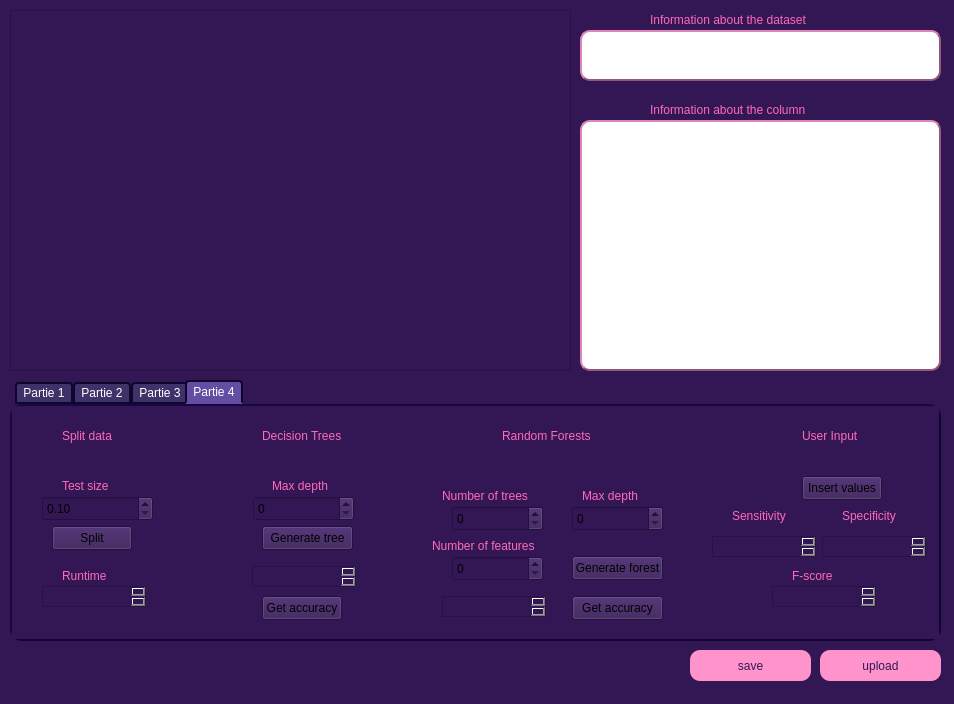
Before: the Qt Designer form PROJET_DM.ui in super-cinnamon/Projet_DM, drawn with Qt 5.
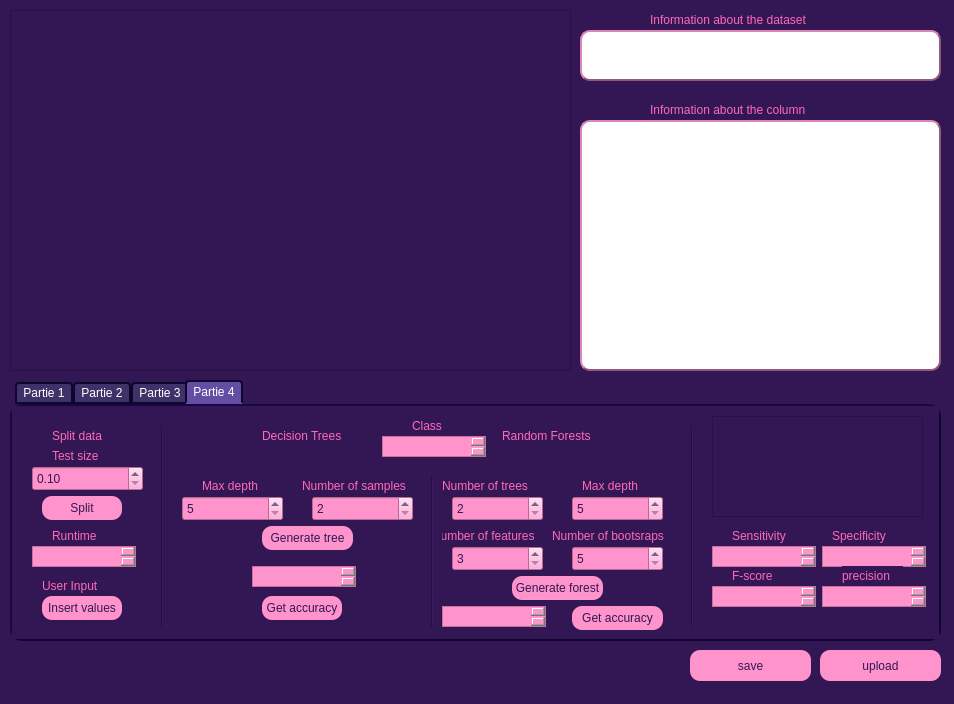
After: the same form once the commit is applied. Icons and pictures are not drawn.

Diff of the .ui file:
```diff
--- a/PROJET_DM.ui
+++ b/PROJET_DM.ui
@@ -1533,9 +1533,9 @@
      <widget class="QLabel" name="label_21">
       <property name="geometry">
        <rect>
-        <x>50</x>
+        <x>40</x>
         <y>20</y>
-        <width>121</width>
+        <width>71</width>
         <height>20</height>
        </rect>
       </property>
@@ -1550,12 +1550,16 @@
      <widget class="QDoubleSpinBox" name="split_spin">
       <property name="geometry">
        <rect>
-        <x>30</x>
-        <y>90</y>
+        <x>20</x>
+        <y>60</y>
         <width>111</width>
         <height>25</height>
        </rect>
       </property>
+      <property name="styleSheet">
+       <string notr="true">background-color:rgb(255, 147, 203);
+color: rgb(51, 23, 84);</string>
+      </property>
       <property name="minimum">
        <double>0.100000000000000</double>
       </property>
@@ -1569,8 +1573,8 @@
      <widget class="QLabel" name="label_22">
       <property name="geometry">
        <rect>
-        <x>50</x>
-        <y>70</y>
+        <x>40</x>
+        <y>40</y>
         <width>71</width>
         <height>20</height>
        </rect>
@@ -1586,12 +1590,27 @@
      <widget class="QPushButton" name="split_btn">
       <property name="geometry">
        <rect>
-        <x>40</x>
-        <y>120</y>
+        <x>30</x>
+        <y>90</y>
         <width>80</width>
         <height>24</height>
        </rect>
       </property>
+      <property name="styleSheet">
+       <string notr="true">QPushButton{
+	background-color:rgb(255, 147, 203);
+	border-radius:10px;
+	border-style:outset;
+	color: rgb(51, 23, 84);
+}
+QPushButton:hover {
+            background-color: rgb(246, 252, 126);
+        }
+QPushButton:focus {
+            background-color: rgb(90, 71, 173);
+        }
+</string>
+      </property>
       <property name="text">
        <string>Split</string>
       </property>
@@ -1599,17 +1618,24 @@
      <widget class="QSpinBox" name="max_depth_tree">
       <property name="geometry">
        <rect>
-        <x>241</x>
+        <x>170</x>
         <y>90</y>
         <width>101</width>
         <height>25</height>
        </rect>
       </property>
+      <property name="styleSheet">
+       <string notr="true">background-color:rgb(255, 147, 203);
+color: rgb(51, 23, 84);</string>
+      </property>
+      <property name="minimum">
+       <number>5</number>
+      </property>
      </widget>
      <widget class="QLabel" name="label_23">
       <property name="geometry">
        <rect>
-        <x>260</x>
+        <x>190</x>
         <y>70</y>
         <width>71</width>
         <height>20</height>
@@ -1632,6 +1658,21 @@
         <height>24</height>
        </rect>
       </property>
+      <property name="styleSheet">
+       <string notr="true">QPushButton{
+	background-color:rgb(255, 147, 203);
+	border-radius:10px;
+	border-style:outset;
+	color: rgb(51, 23, 84);
+}
+QPushButton:hover {
+            background-color: rgb(246, 252, 126);
+        }
+QPushButton:focus {
+            background-color: rgb(90, 71, 173);
+        }
+</string>
+      </property>
       <property name="text">
        <string>Generate tree</string>
       </property>
@@ -1645,6 +1686,21 @@
         <height>24</height>
        </rect>
       </property>
+      <property name="styleSheet">
+       <string notr="true">QPushButton{
+	background-color:rgb(255, 147, 203);
+	border-radius:10px;
+	border-style:outset;
+	color: rgb(51, 23, 84);
+}
+QPushButton:hover {
+            background-color: rgb(246, 252, 126);
+        }
+QPushButton:focus {
+            background-color: rgb(90, 71, 173);
+        }
+</string>
+      </property>
       <property name="text">
        <string>Get accuracy</string>
       </property>
@@ -1658,6 +1714,10 @@
         <height>21</height>
        </rect>
       </property>
+      <property name="styleSheet">
+       <string notr="true">background-color:rgb(255, 147, 203);
+color: rgb(51, 23, 84);</string>
+      </property>
       <property name="readOnly">
        <bool>true</bool>
       </property>
@@ -1683,7 +1743,7 @@
       <property name="geometry">
        <rect>
         <x>430</x>
-        <y>80</y>
+        <y>70</y>
         <width>111</width>
         <height>20</height>
        </rect>
@@ -1700,7 +1760,7 @@
       <property name="geometry">
        <rect>
         <x>570</x>
-        <y>80</y>
+        <y>70</y>
         <width>71</width>
         <height>20</height>
        </rect>
@@ -1717,7 +1777,7 @@
       <property name="geometry">
        <rect>
         <x>420</x>
-        <y>130</y>
+        <y>120</y>
         <width>131</width>
         <height>20</height>
        </rect>
@@ -1734,41 +1794,80 @@
       <property name="geometry">
        <rect>
         <x>440</x>
-        <y>100</y>
+        <y>90</y>
         <width>91</width>
         <height>25</height>
        </rect>
       </property>
+      <property name="styleSheet">
+       <string notr="true">background-color:rgb(255, 147, 203);
+color: rgb(51, 23, 84);</string>
+      </property>
+      <property name="minimum">
+       <number>2</number>
+      </property>
      </widget>
      <widget class="QSpinBox" name="max_depth_forest">
       <property name="geometry">
        <rect>
         <x>560</x>
-        <y>100</y>
+        <y>90</y>
         <width>91</width>
         <height>25</height>
        </rect>
       </property>
+      <property name="styleSheet">
+       <string notr="true">background-color:rgb(255, 147, 203);
+color: rgb(51, 23, 84);</string>
+      </property>
+      <property name="minimum">
+       <number>5</number>
+      </property>
      </widget>
      <widget class="QSpinBox" name="nb_features_forest">
       <property name="geometry">
        <rect>
         <x>440</x>
-        <y>150</y>
+        <y>140</y>
         <width>91</width>
         <height>25</height>
        </rect>
       </property>
+      <property name="styleSheet">
+       <string notr="true">background-color:rgb(255, 147, 203);
+color: rgb(51, 23, 84);</string>
+      </property>
+      <property name="minimum">
+       <number>3</number>
+      </property>
+      <property name="maximum">
+       <number>999999</number>
+      </property>
      </widget>
      <widget class="QPushButton" name="gen_forest">
       <property name="geometry">
        <rect>
-        <x>560</x>
-        <y>150</y>
+        <x>500</x>
+        <y>170</y>
         <width>91</width>
         <height>24</height>
        </rect>
       </property>
+      <property name="styleSheet">
+       <string notr="true">QPushButton{
+	background-color:rgb(255, 147, 203);
+	border-radius:10px;
+	border-style:outset;
+	color: rgb(51, 23, 84);
+}
+QPushButton:hover {
+            background-color: rgb(246, 252, 126);
+        }
+QPushButton:focus {
+            background-color: rgb(90, 71, 173);
+        }
+</string>
+      </property>
       <property name="text">
        <string>Generate forest</string>
       </property>
@@ -1777,21 +1876,40 @@
       <property name="geometry">
        <rect>
         <x>430</x>
-        <y>190</y>
+        <y>200</y>
         <width>104</width>
         <height>21</height>
        </rect>
       </property>
+      <property name="styleSheet">
+       <string notr="true">background-color:rgb(255, 147, 203);
+color: rgb(51, 23, 84);</string>
+      </property>
      </widget>
      <widget class="QPushButton" name="get_acc_forest">
       <property name="geometry">
        <rect>
         <x>560</x>
-        <y>190</y>
+        <y>200</y>
         <width>91</width>
         <height>24</height>
        </rect>
       </property>
+      <property name="styleSheet">
+       <string notr="true">QPushButton{
+	background-color:rgb(255, 147, 203);
+	border-radius:10px;
+	border-style:outset;
+	color: rgb(51, 23, 84);
+}
+QPushButton:hover {
+            background-color: rgb(246, 252, 126);
+        }
+QPushButton:focus {
+            background-color: rgb(90, 71, 173);
+        }
+</string>
+      </property>
       <property name="text">
        <string>Get accuracy</string>
       </property>
@@ -1799,8 +1917,8 @@
      <widget class="QLabel" name="label_28">
       <property name="geometry">
        <rect>
-        <x>790</x>
-        <y>20</y>
+        <x>30</x>
+        <y>170</y>
         <width>81</width>
         <height>20</height>
        </rect>
@@ -1816,12 +1934,27 @@
      <widget class="QPushButton" name="insertvalues_btn">
       <property name="geometry">
        <rect>
-        <x>790</x>
-        <y>70</y>
+        <x>30</x>
+        <y>190</y>
         <width>80</width>
         <height>24</height>
        </rect>
       </property>
+      <property name="styleSheet">
+       <string notr="true">QPushButton{
+	background-color:rgb(255, 147, 203);
+	border-radius:10px;
+	border-style:outset;
+	color: rgb(51, 23, 84);
+}
+QPushButton:hover {
+            background-color: rgb(246, 252, 126);
+        }
+QPushButton:focus {
+            background-color: rgb(90, 71, 173);
+        }
+</string>
+      </property>
       <property name="text">
        <string>Insert values</string>
       </property>
@@ -1829,8 +1962,8 @@
      <widget class="QLabel" name="label_29">
       <property name="geometry">
        <rect>
-        <x>50</x>
-        <y>160</y>
+        <x>40</x>
+        <y>120</y>
         <width>71</width>
         <height>20</height>
        </rect>
@@ -1846,18 +1979,25 @@
      <widget class="QPlainTextEdit" name="plainTextEdit">
       <property name="geometry">
        <rect>
-        <x>30</x>
-        <y>180</y>
+        <x>20</x>
+        <y>140</y>
         <width>104</width>
         <height>21</height>
        </rect>
       </property>
+      <property name="styleSheet">
+       <string notr="true">background-color:rgb(255, 147, 203);
+color: rgb(51, 23, 84);</string>
+      </property>
+      <property name="readOnly">
+       <bool>true</bool>
+      </property>
      </widget>
      <widget class="QLabel" name="label_30">
       <property name="geometry">
        <rect>
         <x>720</x>
-        <y>100</y>
+        <y>120</y>
         <width>71</width>
         <height>20</height>
        </rect>
@@ -1873,8 +2013,8 @@
      <widget class="QLabel" name="label_31">
       <property name="geometry">
        <rect>
-        <x>830</x>
-        <y>100</y>
+        <x>820</x>
+        <y>120</y>
         <width>71</width>
         <height>20</height>
        </rect>
@@ -1890,9 +2030,9 @@
      <widget class="QLabel" name="label_32">
       <property name="geometry">
        <rect>
-        <x>780</x>
+        <x>720</x>
         <y>160</y>
-        <width>71</width>
+        <width>61</width>
         <height>20</height>
        </rect>
       </property>
@@ -1908,30 +2048,227 @@
       <property name="geometry">
        <rect>
         <x>700</x>
-        <y>130</y>
+        <y>140</y>
         <width>104</width>
         <height>21</height>
        </rect>
       </property>
+      <property name="styleSheet">
+       <string notr="true">background-color:rgb(255, 147, 203);
+color: rgb(51, 23, 84);</string>
+      </property>
      </widget>
      <widget class="QPlainTextEdit" name="acc_forest_3">
       <property name="geometry">
        <rect>
         <x>810</x>
-        <y>130</y>
+        <y>140</y>
         <width>104</width>
         <height>21</height>
        </rect>
       </property>
+      <property name="styleSheet">
+       <string notr="true">background-color:rgb(255, 147, 203);
+color: rgb(51, 23, 84);</string>
+      </property>
      </widget>
      <widget class="QPlainTextEdit" name="acc_forest_4">
       <property name="geometry">
        <rect>
-        <x>760</x>
+        <x>700</x>
         <y>180</y>
         <width>104</width>
         <height>21</height>
        </rect>
+      </property>
+      <property name="styleSheet">
+       <string notr="true">background-color:rgb(255, 147, 203);
+color: rgb(51, 23, 84);</string>
+      </property>
+     </widget>
+     <widget class="QLabel" name="label_33">
+      <property name="geometry">
+       <rect>
+        <x>400</x>
+        <y>10</y>
+        <width>61</width>
+        <height>20</height>
+       </rect>
+      </property>
+      <property name="styleSheet">
+       <string notr="true">font: 600 11pt &quot;Bahnschrift SemiBold&quot;;
+color: rgb(255, 105, 185);</string>
+      </property>
+      <property name="text">
+       <string>Class</string>
+      </property>
+     </widget>
+     <widget class="QPlainTextEdit" name="class_predict">
+      <property name="geometry">
+       <rect>
+        <x>370</x>
+        <y>30</y>
+        <width>104</width>
+        <height>21</height>
+       </rect>
+      </property>
+      <property name="styleSheet">
+       <string notr="true">background-color:rgb(255, 147, 203);
+color: rgb(51, 23, 84);</string>
+      </property>
+     </widget>
+     <widget class="QLabel" name="label_34">
+      <property name="geometry">
+       <rect>
+        <x>830</x>
+        <y>160</y>
+        <width>61</width>
+        <height>20</height>
+       </rect>
+      </property>
+      <property name="styleSheet">
+       <string notr="true">font: 600 11pt &quot;Bahnschrift SemiBold&quot;;
+color: rgb(255, 105, 185);</string>
+      </property>
+      <property name="text">
+       <string>precision</string>
+      </property>
+     </widget>
+     <widget class="QPlainTextEdit" name="precision">
+      <property name="geometry">
+       <rect>
+        <x>810</x>
+        <y>180</y>
+        <width>104</width>
+        <height>21</height>
+       </rect>
+      </property>
+      <property name="styleSheet">
+       <string notr="true">background-color:rgb(255, 147, 203);
+color: rgb(51, 23, 84);</string>
+      </property>
+     </widget>
+     <widget class="QLabel" name="label_35">
+      <property name="geometry">
+       <rect>
+        <x>290</x>
+        <y>70</y>
+        <width>141</width>
+        <height>20</height>
+       </rect>
+      </property>
+      <property name="styleSheet">
+       <string notr="true">font: 600 10pt &quot;Bahnschrift SemiBold&quot;;
+color: rgb(255, 105, 185);</string>
+      </property>
+      <property name="text">
+       <string>Number of samples</string>
+      </property>
+     </widget>
+     <widget class="QSpinBox" name="nb_samples_spin">
+      <property name="geometry">
+       <rect>
+        <x>300</x>
+        <y>90</y>
+        <width>101</width>
+        <height>25</height>
+       </rect>
+      </property>
+      <property name="styleSheet">
+       <string notr="true">background-color:rgb(255, 147, 203);
+color: rgb(51, 23, 84);</string>
+      </property>
+      <property name="minimum">
+       <number>2</number>
+      </property>
+     </widget>
+     <widget class="QLabel" name="label_36">
+      <property name="geometry">
+       <rect>
+        <x>540</x>
+        <y>120</y>
+        <width>141</width>
+        <height>20</height>
+       </rect>
+      </property>
+      <property name="styleSheet">
+       <string notr="true">font: 600 10pt &quot;Bahnschrift SemiBold&quot;;
+color: rgb(255, 105, 185);</string>
+      </property>
+      <property name="text">
+       <string>Number of bootsraps</string>
+      </property>
+     </widget>
+     <widget class="QSpinBox" name="nb_bootstraps">
+      <property name="geometry">
+       <rect>
+        <x>560</x>
+        <y>140</y>
+        <width>91</width>
+        <height>25</height>
+       </rect>
+      </property>
+      <property name="styleSheet">
+       <string notr="true">background-color:rgb(255, 147, 203);
+color: rgb(51, 23, 84);</string>
+      </property>
+      <property name="minimum">
+       <number>5</number>
+      </property>
+      <property name="maximum">
+       <number>9999</number>
+      </property>
+     </widget>
+     <widget class="Line" name="line_5">
+      <property name="geometry">
+       <rect>
+        <x>140</x>
+        <y>20</y>
+        <width>20</width>
+        <height>201</height>
+       </rect>
+      </property>
+      <property name="orientation">
+       <enum>Qt::Vertical</enum>
+      </property>
+     </widget>
+     <widget class="Line" name="line_6">
+      <property name="geometry">
+       <rect>
+        <x>410</x>
+        <y>70</y>
+        <width>20</width>
+        <height>151</height>
+       </rect>
+      </property>
+      <property name="orientation">
+       <enum>Qt::Vertical</enum>
+      </property>
+     </widget>
+     <widget class="Line" name="line_7">
+      <property name="geometry">
+       <rect>
+        <x>670</x>
+        <y>20</y>
+        <width>20</width>
+        <height>201</height>
+       </rect>
+      </property>
+      <property name="orientation">
+       <enum>Qt::Vertical</enum>
+      </property>
+     </widget>
+     <widget class="QTableView" name="matrix">
+      <property name="geometry">
+       <rect>
+        <x>700</x>
+        <y>10</y>
+        <width>211</width>
+        <height>101</height>
+       </rect>
+      </property>
+      <property name="styleSheet">
+       <string notr="true"/>
       </property>
      </widget>
     </widget>
```
Left out of the diff: 12 changed lines with no effect on the pictures.
